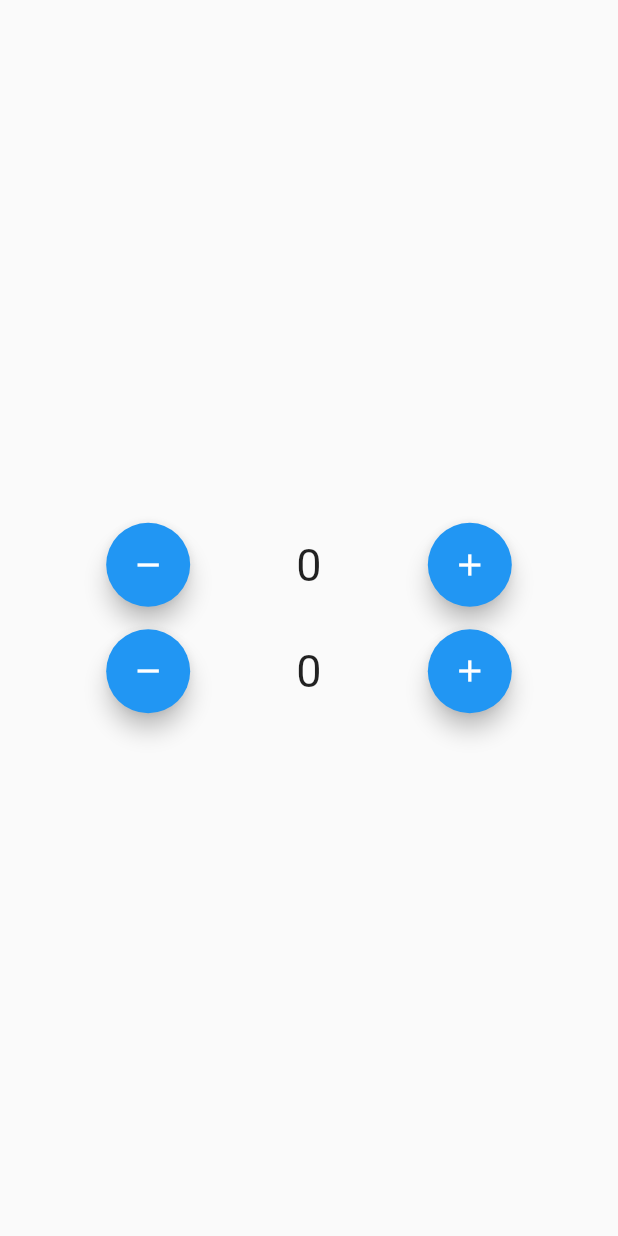
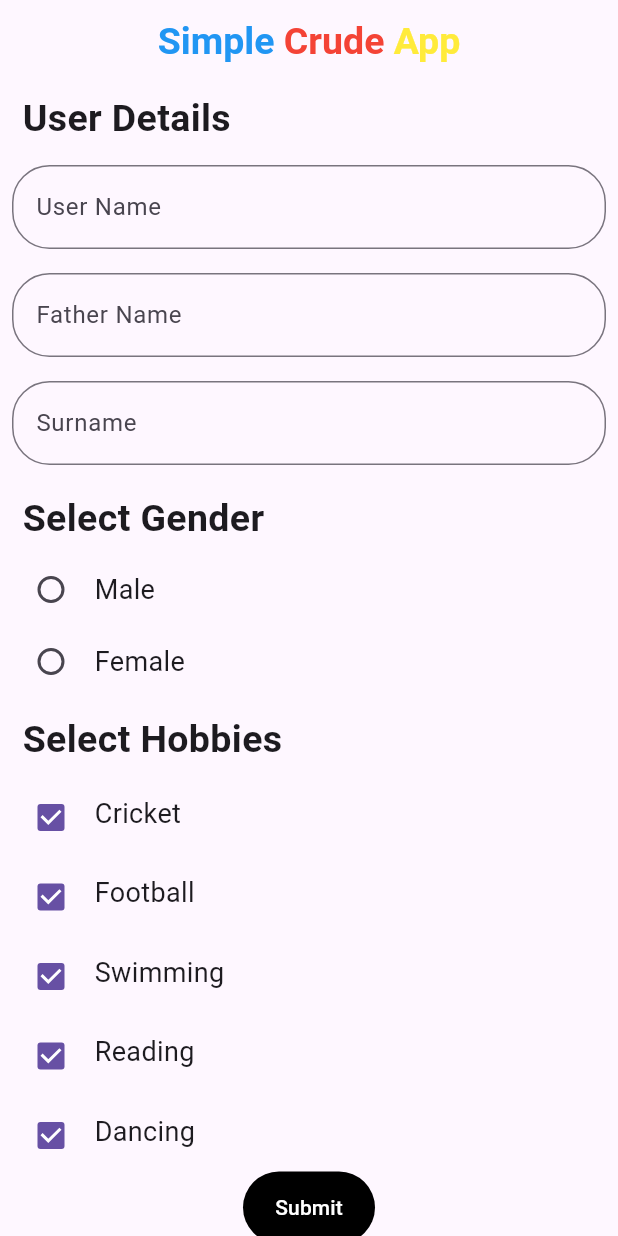
Before and after one commit to veerbhayani/stream_demo, a Flutter app: the screen it shows after launch, on a phone screen of 412 x 824 dp. Run offline on Flutter 3.47's test engine with Material 2 defaults, Android fonts, the phone set to English and light mode, and no system bars.

Commit message:
simple_crud_ui

```diff
--- a/lib/main.dart
+++ b/lib/main.dart
@@ -1,7 +1,5 @@
 import 'package:flutter/material.dart';
-import 'package:stream_demo/my_practice/increament_decreament_app.dart';
-
-import 'my_practice/increament_decreament_app_demo/increament_decreament_app.dart';
+import 'package:stream_demo/my_practice/simple_crud_app_demo/simple_crud_app.dart';
 
 void main() {
   runApp(
@@ -15,8 +13,11 @@ class MyApp extends StatelessWidget {
   @override
   Widget build(BuildContext context) {
     return MaterialApp(
+      theme: ThemeData(
+        useMaterial3: true,
+      ),
       debugShowCheckedModeBanner: false,
-      home: IncreamentDecreamentApp(),
+      home: const SimpleCrudApp(),
     );
   }
 }
--- /dev/null
+++ b/lib/my_practice/simple_crud_app_demo/simple_crud_app.dart
@@ -0,0 +1,349 @@
+import 'dart:developer';
+
+import 'package:flutter/material.dart';
+import 'package:stream_demo/my_practice/simple_crud_app_demo/simple_crud_stream.dart';
+
+class SimpleCrudApp extends StatelessWidget {
+  const SimpleCrudApp({super.key});
+
+  @override
+  Widget build(BuildContext context) {
+    return Scaffold(
+      appBar: AppBar(
+        centerTitle: true,
+        title: const Text.rich(
+          TextSpan(
+            text: 'Simple',
+            style: TextStyle(
+              color: Colors.blue,
+              fontWeight: FontWeight.bold,
+              fontSize: 25,
+            ),
+            children: [
+              TextSpan(
+                text: ' Crude',
+                style: TextStyle(
+                  color: Colors.red,
+                  fontWeight: FontWeight.bold,
+                  fontSize: 25,
+                ),
+              ),
+              TextSpan(
+                text: ' App',
+                style: TextStyle(
+                  color: Colors.yellow,
+                  fontWeight: FontWeight.bold,
+                  fontSize: 25,
+                ),
+              ),
+            ],
+          ),
+        ),
+      ),
+      body: ListView(
+        children: [
+          const Padding(
+            padding: EdgeInsets.only(
+              left: 15,
+              top: 5,
+              bottom: 5,
+            ),
+            child: Text(
+              "User Details",
+              style: TextStyle(
+                fontSize: 25,
+                fontWeight: FontWeight.w600,
+              ),
+            ),
+          ),
+          const Padding(
+            padding: EdgeInsets.all(8.0),
+            child: TextField(
+              decoration: InputDecoration(
+                border: OutlineInputBorder(
+                  borderRadius: BorderRadius.all(
+                    Radius.circular(
+                      25,
+                    ),
+                  ),
+                ),
+                hintText: 'User Name',
+                labelText: 'User Name',
+              ),
+            ),
+          ),
+          const Padding(
+            padding: EdgeInsets.all(8.0),
+            child: TextField(
+              decoration: InputDecoration(
+                border: OutlineInputBorder(
+                  borderRadius: BorderRadius.all(
+                    Radius.circular(
+                      25,
+                    ),
+                  ),
+                ),
+                hintText: 'Father Name',
+                labelText: 'Father Name',
+              ),
+            ),
+          ),
+          const Padding(
+            padding: EdgeInsets.all(8.0),
+            child: TextField(
+              decoration: InputDecoration(
+                border: OutlineInputBorder(
+                  borderRadius: BorderRadius.all(
+                    Radius.circular(
+                      25,
+                    ),
+                  ),
+                ),
+                hintText: 'Surname',
+                labelText: 'Surname',
+              ),
+            ),
+          ),
+          const Padding(
+            padding: EdgeInsets.only(
+              left: 15,
+              top: 10,
+              bottom: 5,
+            ),
+            child: Text(
+              "Select Gender",
+              style: TextStyle(
+                fontSize: 25,
+                fontWeight: FontWeight.w600,
+              ),
+            ),
+          ),
+          Row(
+            children: [
+              Padding(
+                padding: const EdgeInsets.only(left: 10),
+                child: Radio(
+                  value: SimpleCrudStream.male,
+                  groupValue: SimpleCrudStream.gender,
+                  onChanged: (value) {},
+                ),
+              ),
+              const Padding(
+                padding: EdgeInsets.only(
+                  left: 5,
+                  top: 5,
+                  bottom: 5,
+                ),
+                child: Text(
+                  "Male",
+                  style: TextStyle(
+                    fontSize: 18,
+                  ),
+                ),
+              ),
+            ],
+          ),
+          Row(
+            children: [
+              Padding(
+                padding: const EdgeInsets.only(left: 10),
+                child: Radio(
+                  value: SimpleCrudStream.female,
+                  groupValue: SimpleCrudStream.gender,
+                  onChanged: (value) {
+                    log("$value");
+                  },
+                ),
+              ),
+              const Padding(
+                padding: EdgeInsets.only(
+                  left: 5,
+                  top: 5,
+                  bottom: 5,
+                ),
+                child: Text(
+                  "Female",
+                  style: TextStyle(
+                    fontSize: 18,
+                  ),
+                ),
+              ),
+            ],
+          ),
+          const Padding(
+            padding: EdgeInsets.only(
+              left: 15,
+              top: 10,
+              bottom: 5,
+            ),
+            child: Text(
+              "Select Hobbies",
+              style: TextStyle(
+                fontSize: 25,
+                fontWeight: FontWeight.w600,
+              ),
+            ),
+          ),
+          Row(
+            children: [
+              Padding(
+                padding: const EdgeInsets.only(
+                  left: 10,
+                  top: 5,
+                ),
+                child: Checkbox.adaptive(
+                  value: true,
+                  onChanged: (value) {},
+                ),
+              ),
+              const Padding(
+                padding: EdgeInsets.only(
+                  left: 5,
+                  top: 5,
+                  bottom: 5,
+                ),
+                child: Text(
+                  "Cricket",
+                  style: TextStyle(
+                    fontSize: 18,
+                  ),
+                ),
+              ),
+            ],
+          ),
+          Row(
+            children: [
+              Padding(
+                padding: const EdgeInsets.only(
+                  left: 10,
+                  top: 5,
+                ),
+                child: Checkbox.adaptive(
+                  value: true,
+                  onChanged: (value) {},
+                ),
+              ),
+              const Padding(
+                padding: EdgeInsets.only(
+                  left: 5,
+                  top: 5,
+                  bottom: 5,
+                ),
+                child: Text(
+                  "Football",
+                  style: TextStyle(
+                    fontSize: 18,
+                  ),
+                ),
+              ),
+            ],
+          ),
+          Row(
+            children: [
+              Padding(
+                padding: const EdgeInsets.only(
+                  left: 10,
+                  top: 5,
+                ),
+                child: Checkbox.adaptive(
+                  value: true,
+                  onChanged: (value) {},
+                ),
+              ),
+              const Padding(
+                padding: EdgeInsets.only(
+                  left: 5,
+                  top: 5,
+                  bottom: 5,
+                ),
+                child: Text(
+                  "Swimming",
+                  style: TextStyle(
+                    fontSize: 18,
+                  ),
+                ),
+              ),
+            ],
+          ),
+          Row(
+            children: [
+              Padding(
+                padding: const EdgeInsets.only(
+                  left: 10,
+                  top: 5,
+                ),
+                child: Checkbox.adaptive(
+                  value: true,
+                  onChanged: (value) {},
+                ),
+              ),
+              const Padding(
+                padding: EdgeInsets.only(
+                  left: 5,
+                  top: 5,
+                  bottom: 5,
+                ),
+                child: Text(
+                  "Reading",
+                  style: TextStyle(
+                    fontSize: 18,
+                  ),
+                ),
+              ),
+            ],
+          ),
+          Row(
+            children: [
+              Padding(
+                padding: const EdgeInsets.only(
+                  left: 10,
+                  top: 5,
+                ),
+                child: Checkbox.adaptive(
+                  value: true,
+                  onChanged: (value) {},
+                ),
+              ),
+              const Padding(
+                padding: EdgeInsets.only(
+                  left: 5,
+                  top: 5,
+                  bottom: 5,
+                ),
+                child: Text(
+                  "Dancing",
+                  style: TextStyle(
+                    fontSize: 18,
+                  ),
+                ),
+              ),
+            ],
+          ),
+          Center(
+            child: Container(
+              decoration: BoxDecoration(
+                borderRadius: BorderRadius.circular(
+                  100,
+                ),
+                color: Colors.black,
+              ),
+              child: MaterialButton(
+                elevation: 15,
+                animationDuration: const Duration(
+                  seconds: 2,
+                ),
+                onPressed: () {},
+                child: const Text(
+                  'Submit',
+                  style: TextStyle(
+                    color: Colors.white,
+                  ),
+                ),
+              ),
+            ),
+          ),
+        ],
+      ),
+    );
+  }
+}
--- /dev/null
+++ b/lib/my_practice/simple_crud_app_demo/simple_crud_stream.dart
@@ -0,0 +1,3 @@
+class SimpleCrudStream {
+  static String gender = 'gender', male = 'male', female = 'female';
+}
```
